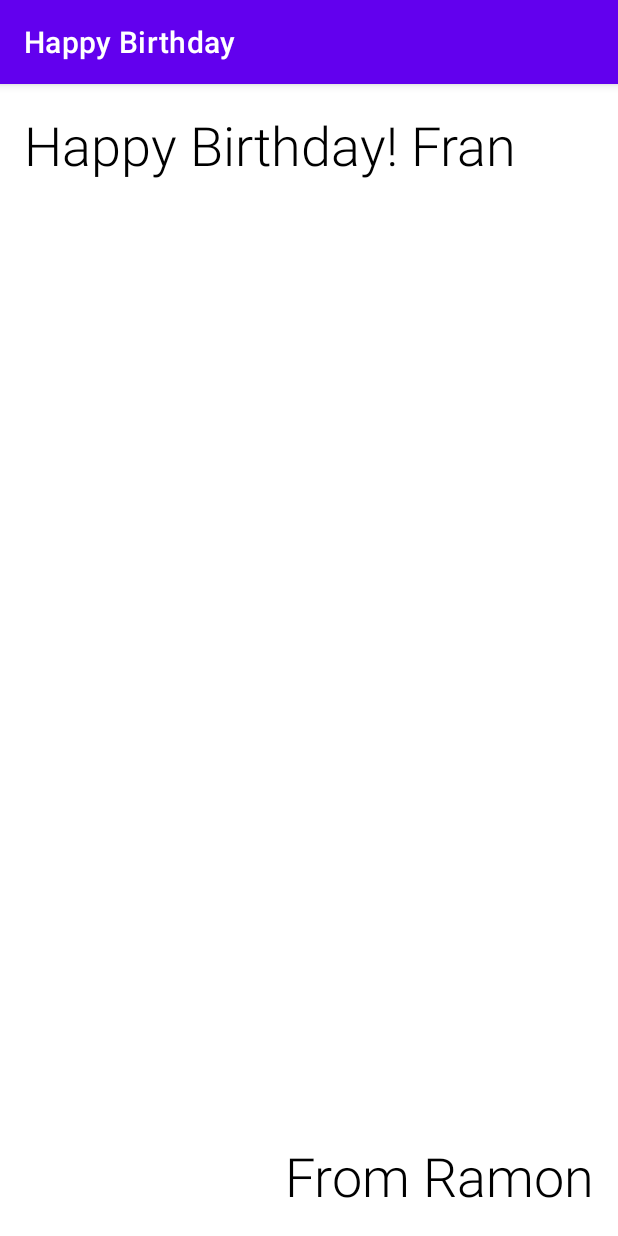
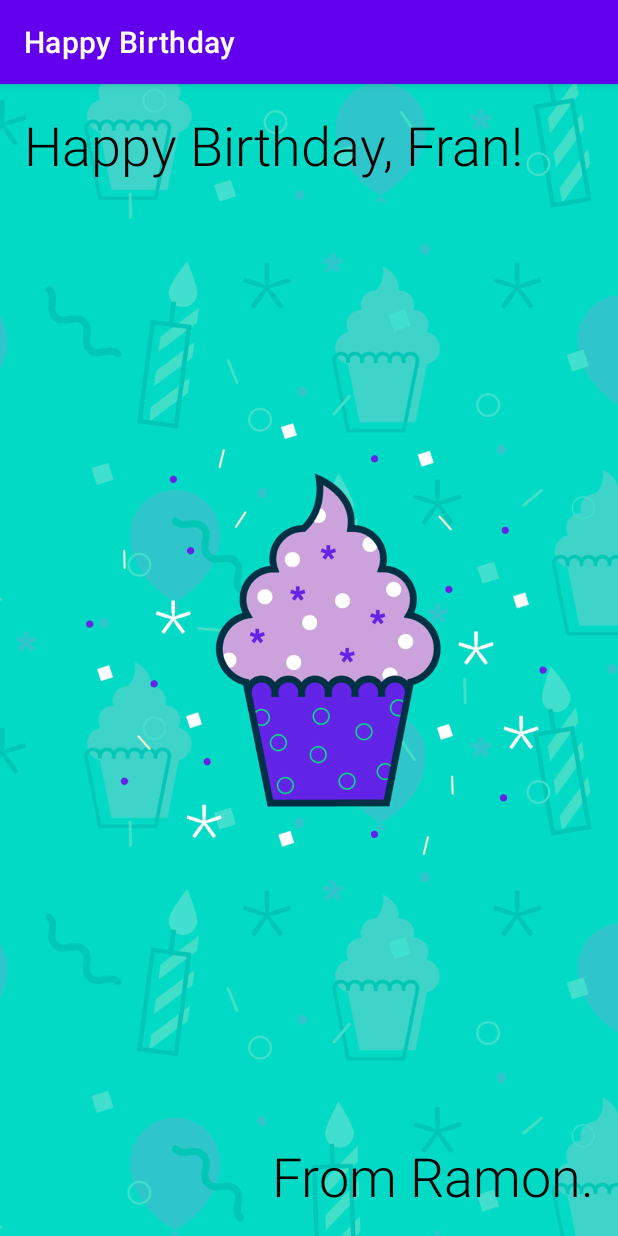
Before and after one commit to ramonmeira/HappyBirthday, an Android app: the screen it shows after launch (MainActivity), on a phone screen of 412 x 824 dp. Run offline under Robolectric (Android 15) with nearby library versions, the phone set to English and light mode, and no system bars.

Commit message:
Adding image

```diff
--- a/app/src/main/res/layout/activity_main.xml
+++ b/app/src/main/res/layout/activity_main.xml
@@ -6,6 +6,20 @@
     android:layout_height="match_parent"
     tools:context=".MainActivity">
 
+    <ImageView
+        android:id="@+id/imageView"
+        android:layout_width="0dp"
+        android:layout_height="0dp"
+        android:importantForAccessibility="no"
+        android:scaleType="centerCrop"
+        app:layout_constraintBottom_toBottomOf="parent"
+        app:layout_constraintEnd_toEndOf="parent"
+        app:layout_constraintHorizontal_bias="1.0"
+        app:layout_constraintStart_toStartOf="parent"
+        app:layout_constraintTop_toTopOf="parent"
+        app:layout_constraintVertical_bias="0.0"
+        app:srcCompat="@drawable/androidparty" />
+
     <TextView
         android:id="@+id/textView"
         android:layout_width="wrap_content"
@@ -13,7 +27,7 @@
         android:layout_marginStart="16dp"
         android:layout_marginTop="16dp"
         android:fontFamily="sans-serif-light"
-        android:text="Happy Birthday! Fran"
+        android:text="@string/happy_birthday_text"
         android:textColor="@android:color/black"
         android:textSize="36sp"
         app:layout_constraintStart_toStartOf="parent"
@@ -26,9 +40,10 @@
         android:layout_marginEnd="16dp"
         android:layout_marginBottom="16dp"
         android:fontFamily="sans-serif-light"
-        android:text="From Ramon"
+        android:text="@string/signature_text"
         android:textColor="@android:color/black"
         android:textSize="36sp"
         app:layout_constraintBottom_toBottomOf="parent"
         app:layout_constraintEnd_toEndOf="parent" />
+
 </androidx.constraintlayout.widget.ConstraintLayout>
--- a/app/src/main/res/values/strings.xml
+++ b/app/src/main/res/values/strings.xml
@@ -1,3 +1,5 @@
 <resources>
     <string name="app_name">Happy Birthday</string>
+    <string name="happy_birthday_text">Happy Birthday, Fran!</string>
+    <string name="signature_text">From Ramon.</string>
 </resources>
```
Also changed, not shown: app/src/main/res/drawable/androidparty.png (added), 2 other files.
